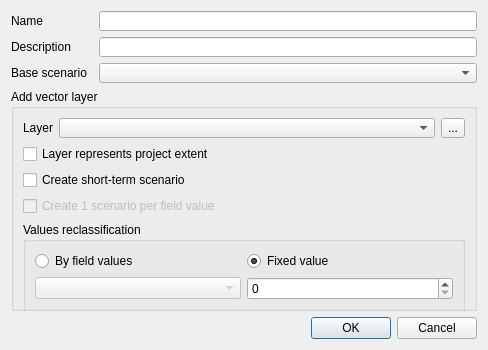
Before: the Qt Designer form ui/scenario_dialog.ui in MathieuChailloux/MitiConnect, drawn with Qt 5.
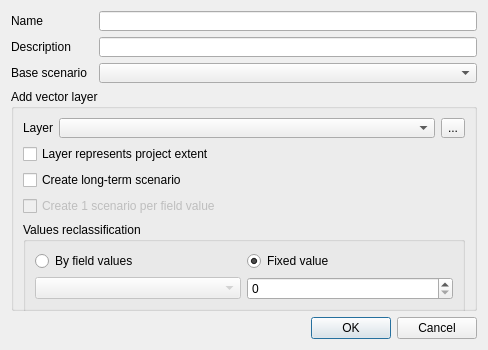
After: the same form once the commit is applied. Custom widgets are drawn as their Qt base class.

Commit message: Add raster layer to scenario

```diff
--- a/ui/scenario_dialog.ui
+++ b/ui/scenario_dialog.ui
@@ -269,7 +269,10 @@
          </size>
         </property>
         <property name="text">
-         <string>Create short-term scenario</string>
+         <string>Create long-term scenario</string>
+        </property>
+        <property name="checked">
+         <bool>false</bool>
         </property>
        </widget>
       </item>
```
The commit also changes 4 other files.
